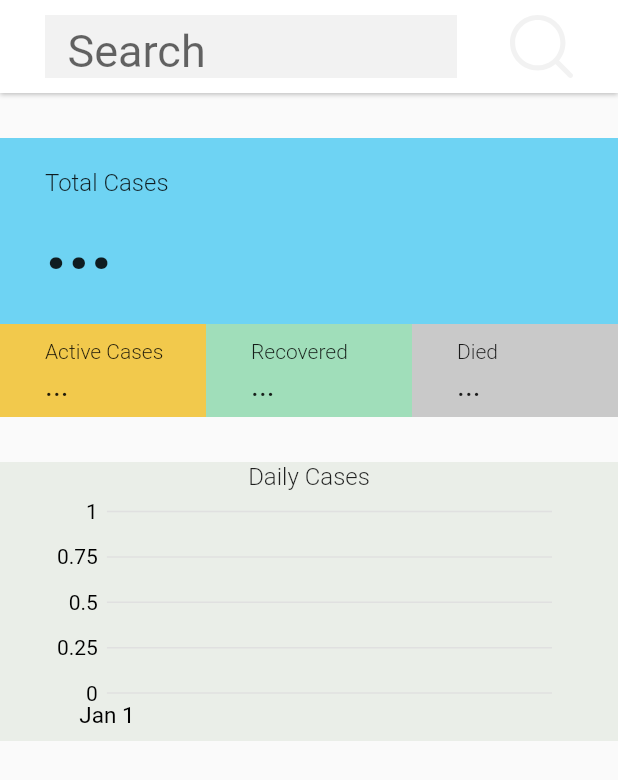
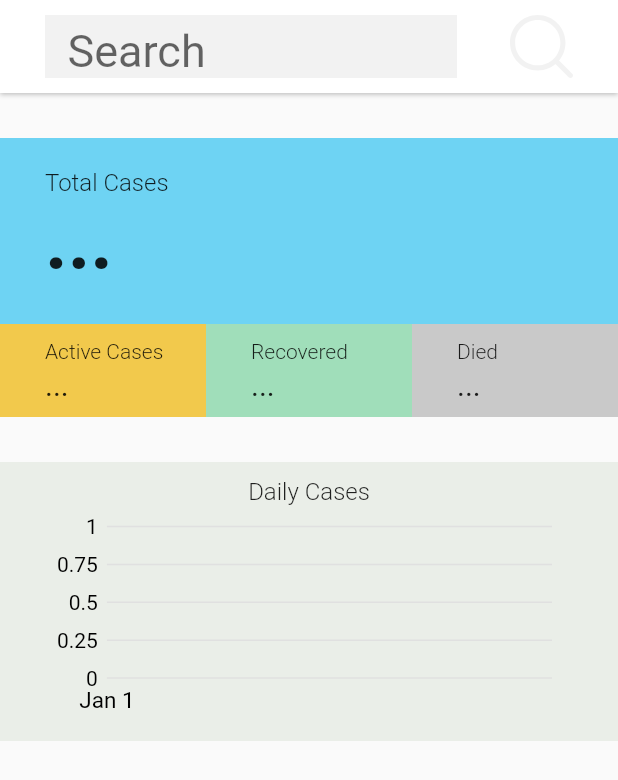
Before and after one commit to Simperfy/COVID-19-PH-DOH, a Flutter app: the screen it shows after launch, on a phone screen of 412 x 824 dp. Shown: the top 780 px of the screen. Run offline on Flutter 3.47's test engine with Material 2 defaults, Android fonts, the phone set to English and light mode, and no system bars; our stand-ins replace charts_flutter, flutter_svg; network calls fail.

Commit message:
FIXED: Alignment of timeline

```diff
--- a/lib/widgets/timeline_widget/timeline_widget.dart
+++ b/lib/widgets/timeline_widget/timeline_widget.dart
@@ -57,7 +57,7 @@ class _SimpleTimeSeriesChartState extends State<SimpleTimeSeriesChart> {
       decoration: BoxDecoration(
         color: dailyCasesBgColor,
       ),
-      padding: EdgeInsets.symmetric(horizontal: 30.0),
+      padding: EdgeInsets.symmetric(horizontal: 30, vertical: 10),
       child: Column(
         children: [
           Text('Daily Cases', style: TextStyle(fontSize: 16, fontWeight: FontWeight.w300)),
@@ -74,7 +74,7 @@ class _SimpleTimeSeriesChartState extends State<SimpleTimeSeriesChart> {
                     color: charts.MaterialPalette.black,
                   ),
                   labelAnchor: charts.TickLabelAnchor.after,
-                  labelOffsetFromAxisPx: -10,
+                  // labelOffsetFromAxisPx: -10,
                 ),
               ),
 
```
